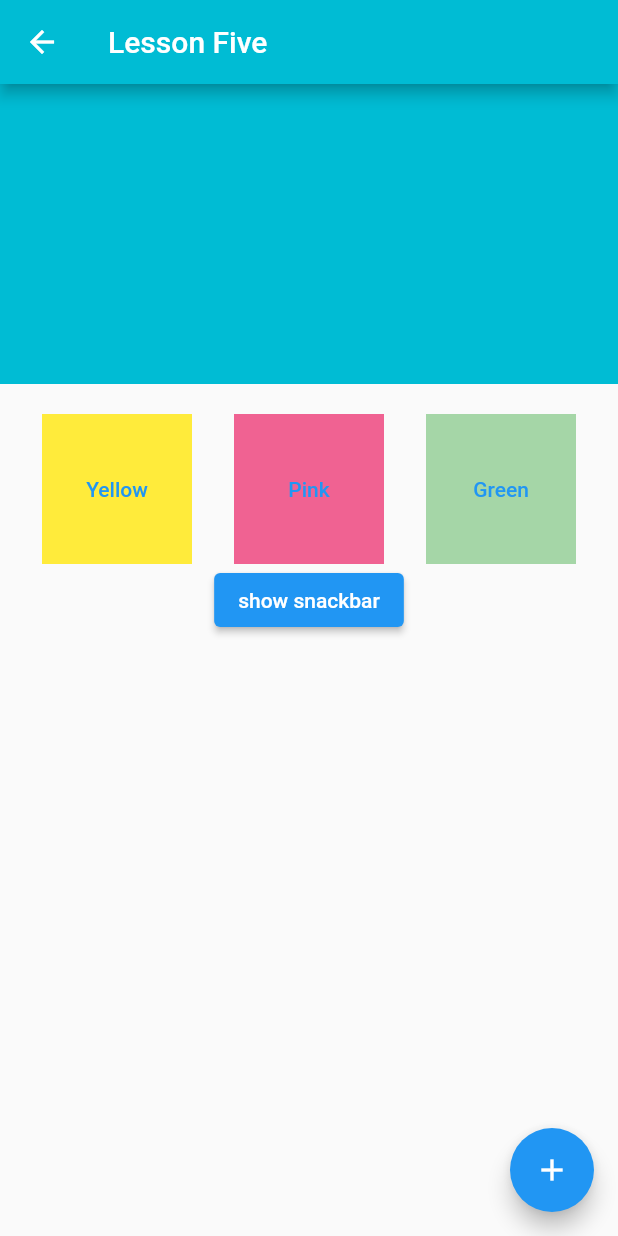
After one commit to ahmed-moha/JUST-CA20-CODES, a Flutter app: the LessonFive screen opened directly, on a phone screen of 412 x 824 dp. The commit adds this screen. Run offline on Flutter 3.47's test engine with Material 2 defaults, Android fonts, the phone set to English and light mode, and no system bars; our stand-ins replace google_fonts.

Commit message:
LESSON 10

```diff
--- /dev/null
+++ b/lib/lesson_five.dart
@@ -0,0 +1,96 @@
+import 'package:flutter/material.dart';
+
+class LessonFive extends StatefulWidget {
+  const LessonFive({super.key});
+
+  @override
+  State<LessonFive> createState() => _LessonFiveState();
+}
+
+class _LessonFiveState extends State<LessonFive> {
+  int count = 1;
+  Color color = Colors.cyan;
+  @override
+  Widget build(BuildContext context) {
+    // print("WAA LASOO GALAY");
+    return Scaffold(
+      appBar: AppBar(
+        backgroundColor: color,
+        title: const Text("Lesson Five"),
+      ),
+      body: Column(
+        children: [
+          Container(
+            width: double.maxFinite,
+            height: 200,
+            color: color,
+          ),
+          const SizedBox(
+            height: 20,
+          ),
+          Row(
+            mainAxisAlignment: MainAxisAlignment.spaceEvenly,
+            children: [
+              Container(
+                width: 100,
+                height: 100,
+                color: Colors.yellow,
+                child: TextButton(
+                  child: const Text("Yellow"),
+                  onPressed: () {
+                    color = Colors.yellow;
+                    setState(() {});
+                  },
+                ),
+              ),
+              Container(
+                width: 100,
+                height: 100,
+                color: Colors.pink[300],
+                child: TextButton(
+                  onPressed: () {
+                    color = Colors.pink[200]!;
+                    setState(() {});
+                  },
+                  child: const Text("Pink"),
+                ),
+              ),
+              Container(
+                width: 100,
+                height: 100,
+                color: Colors.green[200],
+                child: TextButton(
+                  onPressed: () {
+                    color = Colors.green[200]!;
+                    setState(() {});
+                  },
+                  child: const Text("Green"),
+                ),
+              ),
+            ],
+          ),
+          ElevatedButton(
+            onPressed: () {
+              ScaffoldMessenger.of(context).showSnackBar(
+                const SnackBar(
+                  duration: Duration(microseconds: 300),
+                  backgroundColor: Colors.green,
+                  content: Text("Hello CA208"),
+                ),
+              );
+            },
+            child: const Text("show snackbar"),
+          ),
+        ],
+      ),
+      floatingActionButton: FloatingActionButton(
+        onPressed: () {
+          setState(() {
+            count++;
+          });
+        },
+        child: const Icon(Icons.add),
+      ),
+    );
+  }
+}
--- a/pubspec.yaml
+++ b/pubspec.yaml
@@ -35,6 +35,7 @@ dependencies:
   # The following adds the Cupertino Icons font to your application.
   # Use with the CupertinoIcons class for iOS style icons.
   cupertino_icons: ^1.0.2
+  google_fonts: ^6.1.0
 
 dev_dependencies:
   flutter_test:
```
Also changed, not shown: lib/class_example.dart (added, +14 -0 lines), lib/components/my_card.dart (added, +25 -0 lines), lib/lesson_four.dart (+39 -6 lines), lib/lesson_ten.dart (added, +172 -0 lines), lib/main.dart (+12 -3 lines), lib/screen_one.dart (added, +79 -0 lines), lib/screen_two.dart (added, +25 -0 lines), pubspec.lock.
